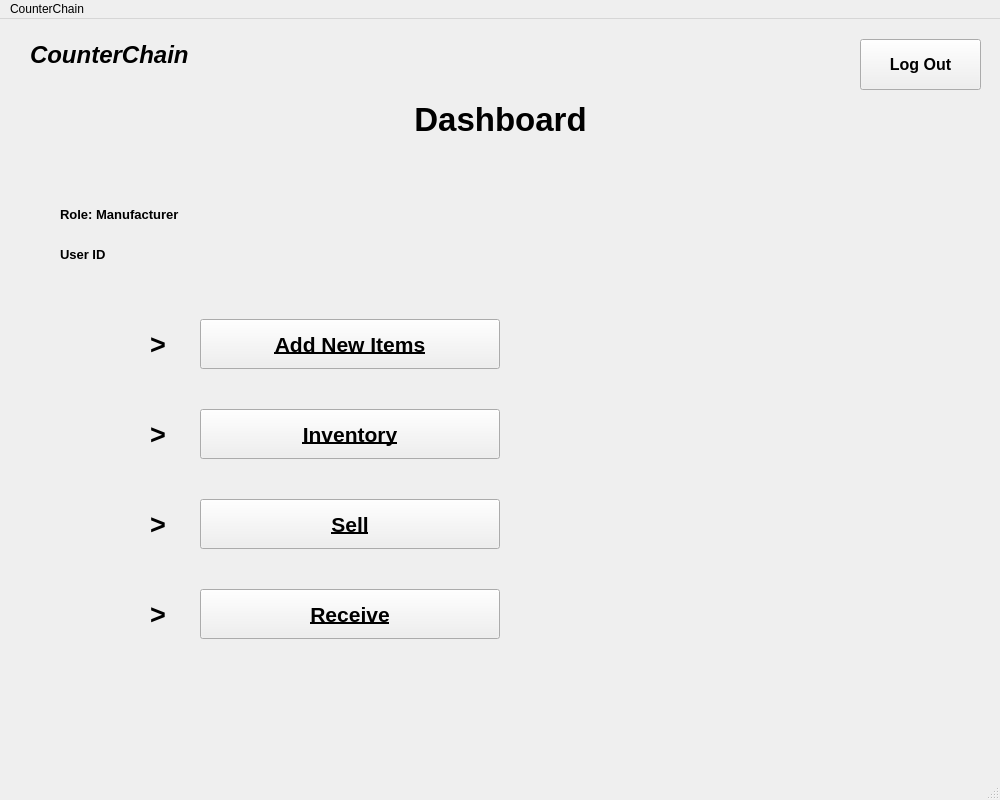
This is dashboard.ui in shubham0298/CounterChain as Qt 5 draws it before an edit. The edited form follows.
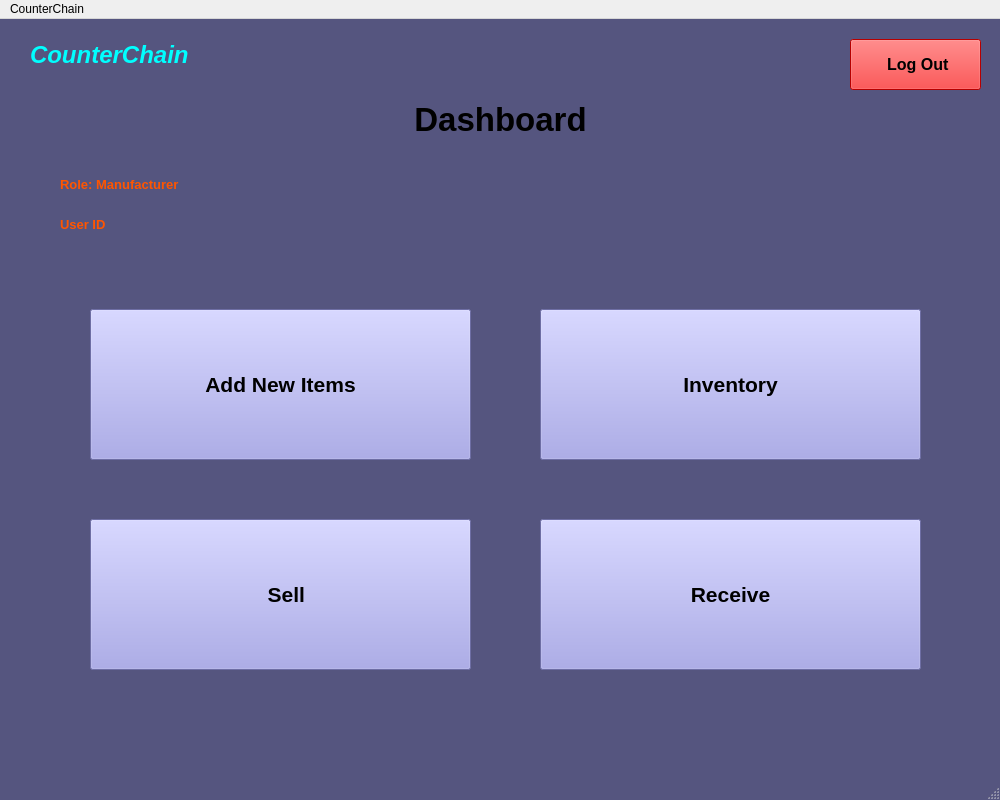
This is the edited form. Icons and pictures are not drawn.

```diff
--- a/dashboard.ui
+++ b/dashboard.ui
@@ -34,6 +34,14 @@
   <property name="windowTitle">
    <string>CounterChain - Dashboard</string>
   </property>
+  <property name="styleSheet">
+   <string notr="true">QMainWindow{
+	background-color: rgb(85, 85, 127);
+}
+QPushButton#logout{
+	background-color: rgb(255, 0, 0);
+}</string>
+  </property>
   <widget class="QWidget" name="centralwidget">
    <widget class="QLabel" name="label">
     <property name="enabled">
@@ -67,10 +75,10 @@
    <widget class="QPushButton" name="inventoryButton">
     <property name="geometry">
      <rect>
-      <x>200</x>
-      <y>390</y>
-      <width>300</width>
-      <height>50</height>
+      <x>540</x>
+      <y>290</y>
+      <width>381</width>
+      <height>151</height>
      </rect>
     </property>
     <property name="sizePolicy">
@@ -84,23 +92,36 @@
       <pointsize>16</pointsize>
       <weight>75</weight>
       <bold>true</bold>
-      <underline>true</underline>
+      <underline>false</underline>
      </font>
     </property>
     <property name="cursor">
      <cursorShape>PointingHandCursor</cursorShape>
     </property>
+    <property name="styleSheet">
+     <string notr="true">background-color: rgb(154, 154, 229);</string>
+    </property>
     <property name="text">
      <string>Inventory</string>
     </property>
+    <property name="icon">
+     <iconset>
+      <normaloff>Icons/inventory.png</normaloff>Icons/inventory.png</iconset>
+    </property>
+    <property name="iconSize">
+     <size>
+      <width>150</width>
+      <height>150</height>
+     </size>
+    </property>
    </widget>
    <widget class="QPushButton" name="receiveButton">
     <property name="geometry">
      <rect>
-      <x>200</x>
-      <y>570</y>
-      <width>300</width>
-      <height>50</height>
+      <x>540</x>
+      <y>500</y>
+      <width>381</width>
+      <height>151</height>
      </rect>
     </property>
     <property name="sizePolicy">
@@ -114,23 +135,36 @@
       <pointsize>16</pointsize>
       <weight>75</weight>
       <bold>true</bold>
-      <underline>true</underline>
+      <underline>false</underline>
      </font>
     </property>
     <property name="cursor">
      <cursorShape>PointingHandCursor</cursorShape>
     </property>
+    <property name="styleSheet">
+     <string notr="true">background-color: rgb(154, 154, 229);</string>
+    </property>
     <property name="text">
      <string>Receive</string>
     </property>
+    <property name="icon">
+     <iconset>
+      <normaloff>Icons/receive.png</normaloff>Icons/receive.png</iconset>
+    </property>
+    <property name="iconSize">
+     <size>
+      <width>150</width>
+      <height>150</height>
+     </size>
+    </property>
    </widget>
    <widget class="QPushButton" name="addButton">
     <property name="geometry">
      <rect>
-      <x>200</x>
-      <y>300</y>
-      <width>300</width>
-      <height>50</height>
+      <x>90</x>
+      <y>290</y>
+      <width>381</width>
+      <height>151</height>
      </rect>
     </property>
     <property name="sizePolicy">
@@ -144,23 +178,36 @@
       <pointsize>16</pointsize>
       <weight>75</weight>
       <bold>true</bold>
-      <underline>true</underline>
+      <underline>false</underline>
      </font>
     </property>
     <property name="cursor">
      <cursorShape>PointingHandCursor</cursorShape>
     </property>
+    <property name="styleSheet">
+     <string notr="true">background-color: rgb(154, 154, 229);</string>
+    </property>
     <property name="text">
      <string>Add New Items</string>
     </property>
+    <property name="icon">
+     <iconset>
+      <normaloff>Icons/addbutton.png</normaloff>Icons/addbutton.png</iconset>
+    </property>
+    <property name="iconSize">
+     <size>
+      <width>150</width>
+      <height>150</height>
+     </size>
+    </property>
    </widget>
    <widget class="QPushButton" name="sellButton">
     <property name="geometry">
      <rect>
-      <x>200</x>
-      <y>480</y>
-      <width>300</width>
-      <height>50</height>
+      <x>90</x>
+      <y>500</y>
+      <width>381</width>
+      <height>151</height>
      </rect>
     </property>
     <property name="sizePolicy">
@@ -174,14 +221,27 @@
       <pointsize>16</pointsize>
       <weight>75</weight>
       <bold>true</bold>
-      <underline>true</underline>
+      <underline>false</underline>
      </font>
     </property>
     <property name="cursor">
      <cursorShape>PointingHandCursor</cursorShape>
     </property>
+    <property name="styleSheet">
+     <string notr="true">background-color: rgb(154, 154, 229);</string>
+    </property>
     <property name="text">
-     <string>Sell</string>
+     <string>  Sell</string>
+    </property>
+    <property name="icon">
+     <iconset>
+      <normaloff>Icons/sell.png</normaloff>Icons/sell.png</iconset>
+    </property>
+    <property name="iconSize">
+     <size>
+      <width>170</width>
+      <height>170</height>
+     </size>
     </property>
    </widget>
    <widget class="QLabel" name="label_3">
@@ -193,6 +253,43 @@
       <height>71</height>
      </rect>
     </property>
+    <property name="palette">
+     <palette>
+      <active>
+       <colorrole role="WindowText">
+        <brush brushstyle="SolidPattern">
+         <color alpha="255">
+          <red>0</red>
+          <green>255</green>
+          <blue>255</blue>
+         </color>
+        </brush>
+       </colorrole>
+      </active>
+      <inactive>
+       <colorrole role="WindowText">
+        <brush brushstyle="SolidPattern">
+         <color alpha="255">
+          <red>0</red>
+          <green>255</green>
+          <blue>255</blue>
+         </color>
+        </brush>
+       </colorrole>
+      </inactive>
+      <disabled>
+       <colorrole role="WindowText">
+        <brush brushstyle="SolidPattern">
+         <color alpha="255">
+          <red>120</red>
+          <green>120</green>
+          <blue>120</blue>
+         </color>
+        </brush>
+       </colorrole>
+      </disabled>
+     </palette>
+    </property>
     <property name="font">
      <font>
       <pointsize>18</pointsize>
@@ -211,9 +308,9 @@
    <widget class="QPushButton" name="logout">
     <property name="geometry">
      <rect>
-      <x>860</x>
+      <x>850</x>
       <y>20</y>
-      <width>121</width>
+      <width>131</width>
       <height>51</height>
      </rect>
     </property>
@@ -228,98 +325,65 @@
      <cursorShape>PointingHandCursor</cursorShape>
     </property>
     <property name="text">
-     <string>Log Out</string>
+     <string> Log Out</string>
     </property>
-   </widget>
-   <widget class="QLabel" name="label_2">
-    <property name="geometry">
-     <rect>
-      <x>150</x>
-      <y>300</y>
-      <width>50</width>
-      <height>50</height>
-     </rect>
+    <property name="icon">
+     <iconset>
+      <normaloff>Icons/logoutbutton.png</normaloff>Icons/logoutbutton.png</iconset>
     </property>
-    <property name="font">
-     <font>
-      <pointsize>20</pointsize>
-      <weight>75</weight>
-      <bold>true</bold>
-     </font>
-    </property>
-    <property name="text">
-     <string>&gt;</string>
-    </property>
-   </widget>
-   <widget class="QLabel" name="label_4">
-    <property name="geometry">
-     <rect>
-      <x>150</x>
-      <y>390</y>
-      <width>50</width>
-      <height>50</height>
-     </rect>
-    </property>
-    <property name="font">
-     <font>
-      <pointsize>20</pointsize>
-      <weight>75</weight>
-      <bold>true</bold>
-     </font>
-    </property>
-    <property name="text">
-     <string>&gt;</string>
-    </property>
-   </widget>
-   <widget class="QLabel" name="label_5">
-    <property name="geometry">
-     <rect>
-      <x>150</x>
-      <y>480</y>
-      <width>50</width>
-      <height>50</height>
-     </rect>
-    </property>
-    <property name="font">
-     <font>
-      <pointsize>20</pointsize>
-      <weight>75</weight>
-      <bold>true</bold>
-     </font>
-    </property>
-    <property name="text">
-     <string>&gt;</string>
-    </property>
-   </widget>
-   <widget class="QLabel" name="label_6">
-    <property name="geometry">
-     <rect>
-      <x>150</x>
-      <y>570</y>
-      <width>50</width>
-      <height>50</height>
-     </rect>
-    </property>
-    <property name="font">
-     <font>
-      <pointsize>20</pointsize>
-      <weight>75</weight>
-      <bold>true</bold>
-     </font>
-    </property>
-    <property name="text">
-     <string>&gt;</string>
+    <property name="iconSize">
+     <size>
+      <width>30</width>
+      <height>30</height>
+     </size>
     </property>
    </widget>
    <widget class="QLabel" name="role">
     <property name="geometry">
      <rect>
       <x>60</x>
-      <y>180</y>
+      <y>150</y>
       <width>211</width>
       <height>31</height>
      </rect>
     </property>
+    <property name="palette">
+     <palette>
+      <active>
+       <colorrole role="WindowText">
+        <brush brushstyle="SolidPattern">
+         <color alpha="255">
+          <red>255</red>
+          <green>85</green>
+          <blue>0</blue>
+         </color>
+        </brush>
+       </colorrole>
+      </active>
+      <inactive>
+       <colorrole role="WindowText">
+        <brush brushstyle="SolidPattern">
+         <color alpha="255">
+          <red>255</red>
+          <green>85</green>
+          <blue>0</blue>
+         </color>
+        </brush>
+       </colorrole>
+      </inactive>
+      <disabled>
+       <colorrole role="WindowText">
+        <brush brushstyle="SolidPattern">
+         <color alpha="255">
+          <red>120</red>
+          <green>120</green>
+          <blue>120</blue>
+         </color>
+        </brush>
+       </colorrole>
+      </disabled>
+     </palette>
+    </property>
     <property name="font">
      <font>
       <pointsize>10</pointsize>
@@ -338,11 +402,48 @@
     <property name="geometry">
      <rect>
       <x>60</x>
-      <y>220</y>
+      <y>190</y>
       <width>311</width>
       <height>31</height>
      </rect>
     </property>
+    <property name="palette">
+     <palette>
+      <active>
+       <colorrole role="WindowText">
+        <brush brushstyle="SolidPattern">
+         <color alpha="255">
+          <red>255</red>
+          <green>85</green>
+          <blue>0</blue>
+         </color>
+        </brush>
+       </colorrole>
+      </active>
+      <inactive>
+       <colorrole role="WindowText">
+        <brush brushstyle="SolidPattern">
+         <color alpha="255">
+          <red>255</red>
+          <green>85</green>
+          <blue>0</blue>
+         </color>
+        </brush>
+       </colorrole>
+      </inactive>
+      <disabled>
+       <colorrole role="WindowText">
+        <brush brushstyle="SolidPattern">
+         <color alpha="255">
+          <red>120</red>
+          <green>120</green>
+          <blue>120</blue>
+         </color>
+        </brush>
+       </colorrole>
+      </disabled>
+     </palette>
+    </property>
     <property name="font">
      <font>
       <pointsize>10</pointsize>
```
